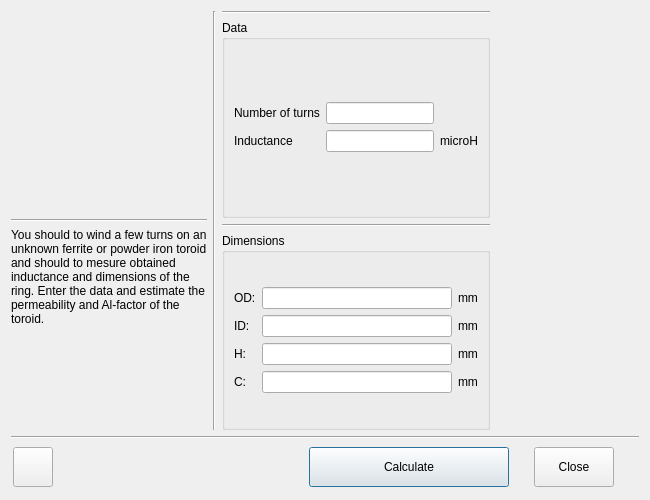
The window that find_permeability.ui (radioacoustick/Coil64) describes before a commit, drawn with Qt 5.
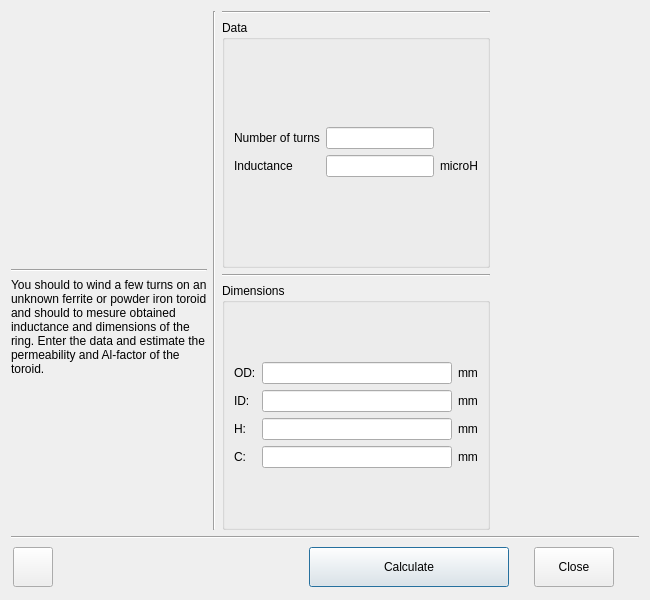
The same window after the commit. Icons and pictures are not drawn.

Patch:
```diff
--- a/find_permeability.ui
+++ b/find_permeability.ui
@@ -10,7 +10,7 @@
     <x>0</x>
     <y>0</y>
     <width>650</width>
-    <height>500</height>
+    <height>600</height>
    </rect>
   </property>
   <property name="sizePolicy">
@@ -22,13 +22,13 @@
   <property name="minimumSize">
    <size>
     <width>650</width>
-    <height>500</height>
+    <height>600</height>
    </size>
   </property>
   <property name="maximumSize">
    <size>
-    <width>650</width>
-    <height>500</height>
+    <width>850</width>
+    <height>700</height>
    </size>
   </property>
   <property name="contextMenuPolicy">
```
